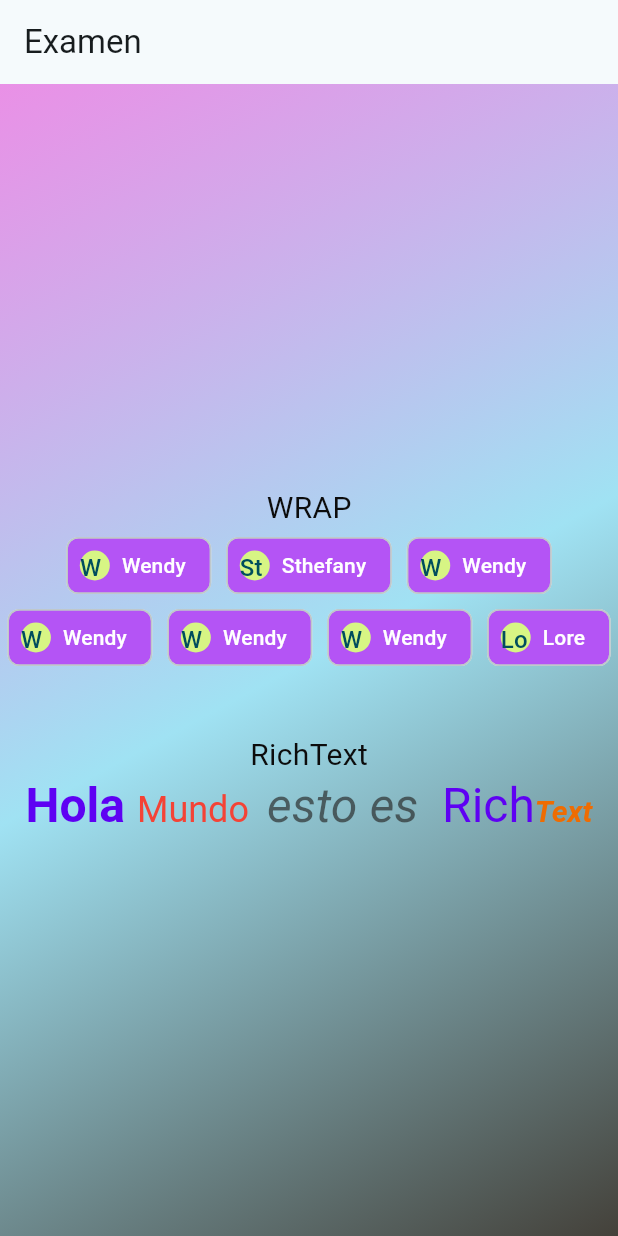
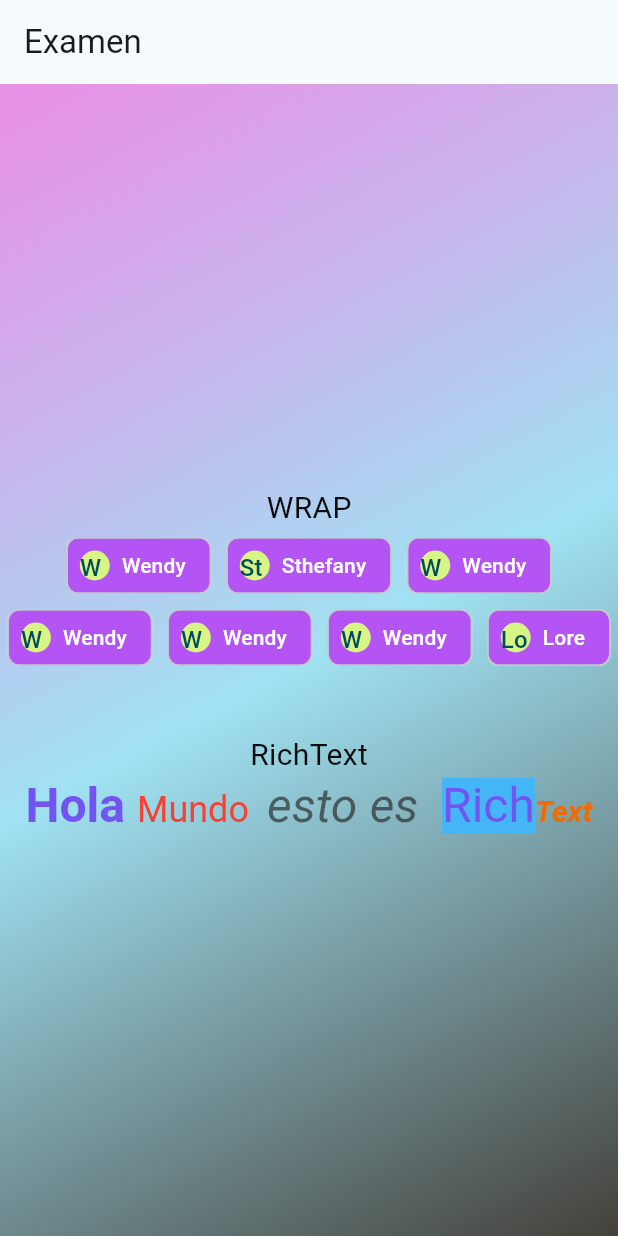
Before and after one commit to granadoshernandez/eval2_sis22, a Flutter app: the AcercaDe screen opened directly, on a phone screen of 412 x 824 dp. Run offline on Flutter 3.47's test engine with Material 2 defaults, Android fonts, the phone set to English and light mode, and no system bars; our stand-ins replace cloud_firestore, firebase_auth, firebase_core, quickalert; accounts and stored records are empty.

```diff
--- a/lib/pages/AcercaDe.dart
+++ b/lib/pages/AcercaDe.dart
@@ -62,7 +62,7 @@ class AcercaDe extends StatelessWidget {
                 text: TextSpan(
                   style: TextStyle(
                     fontSize: 32,
-                    color: Color.fromARGB(255, 94, 1, 243),
+                    color: Color.fromARGB(255, 113, 84, 241),
                   ),
                   children: [
                     TextSpan(
@@ -85,7 +85,11 @@ class AcercaDe extends StatelessWidget {
                         fontStyle: FontStyle.italic,
                       ),
                     ),
-                    TextSpan(text: 'Rich'),
+                    TextSpan(
+                        text: 'Rich',
+                        style: TextStyle(
+                          backgroundColor: Color.fromARGB(255, 68, 182, 248),
+                        )),
                     TextSpan(
                         text: 'Text',
                         style: TextStyle(
@@ -94,7 +98,7 @@ class AcercaDe extends StatelessWidget {
                           fontWeight: FontWeight.bold,
                           fontSize: 20,
                         )),
-                    // TextSpan(text: ' \nHola')
+                    //TextSpan(text: ' \nHola')
                   ],
                 ),
               ),
```
